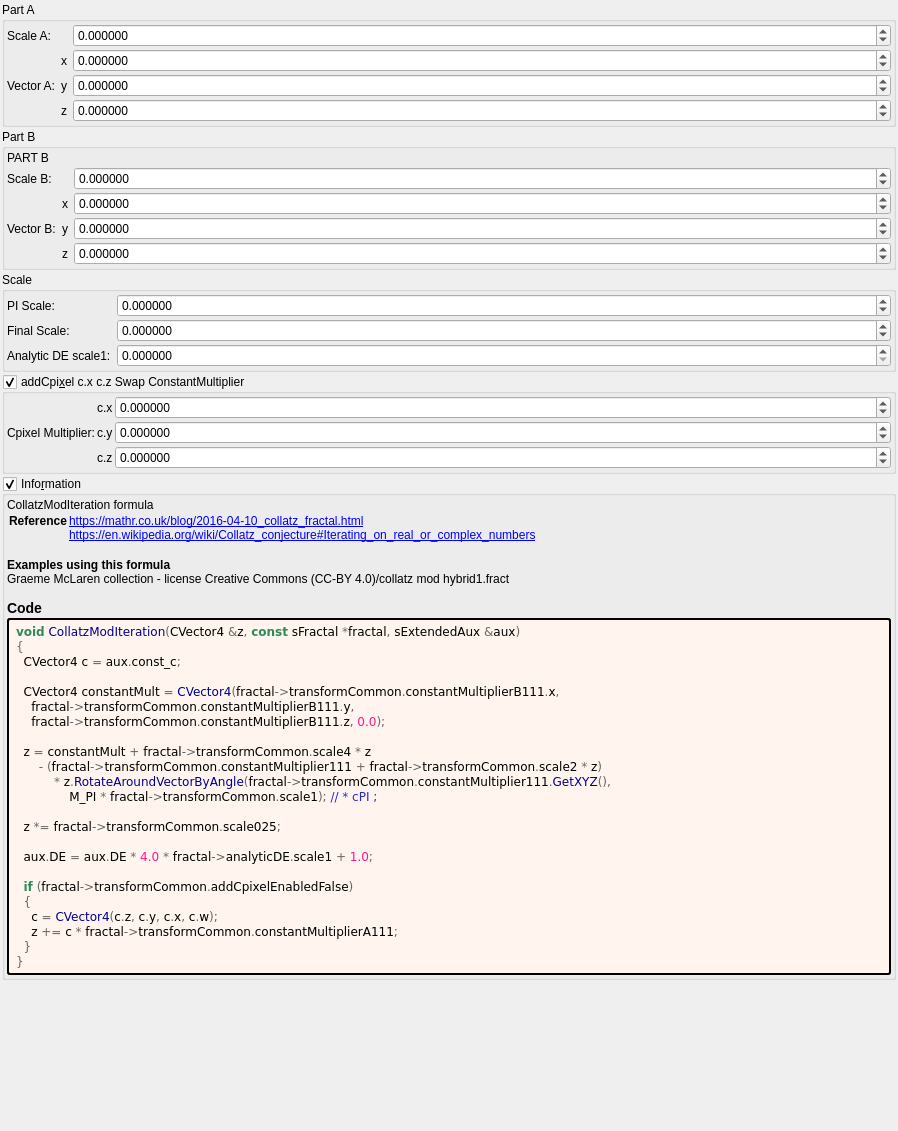
Before: the Qt Designer form mandelbulber2/formula/ui/collatz_mod.ui in buddhi1980/mandelbulber2, drawn with Qt 5.
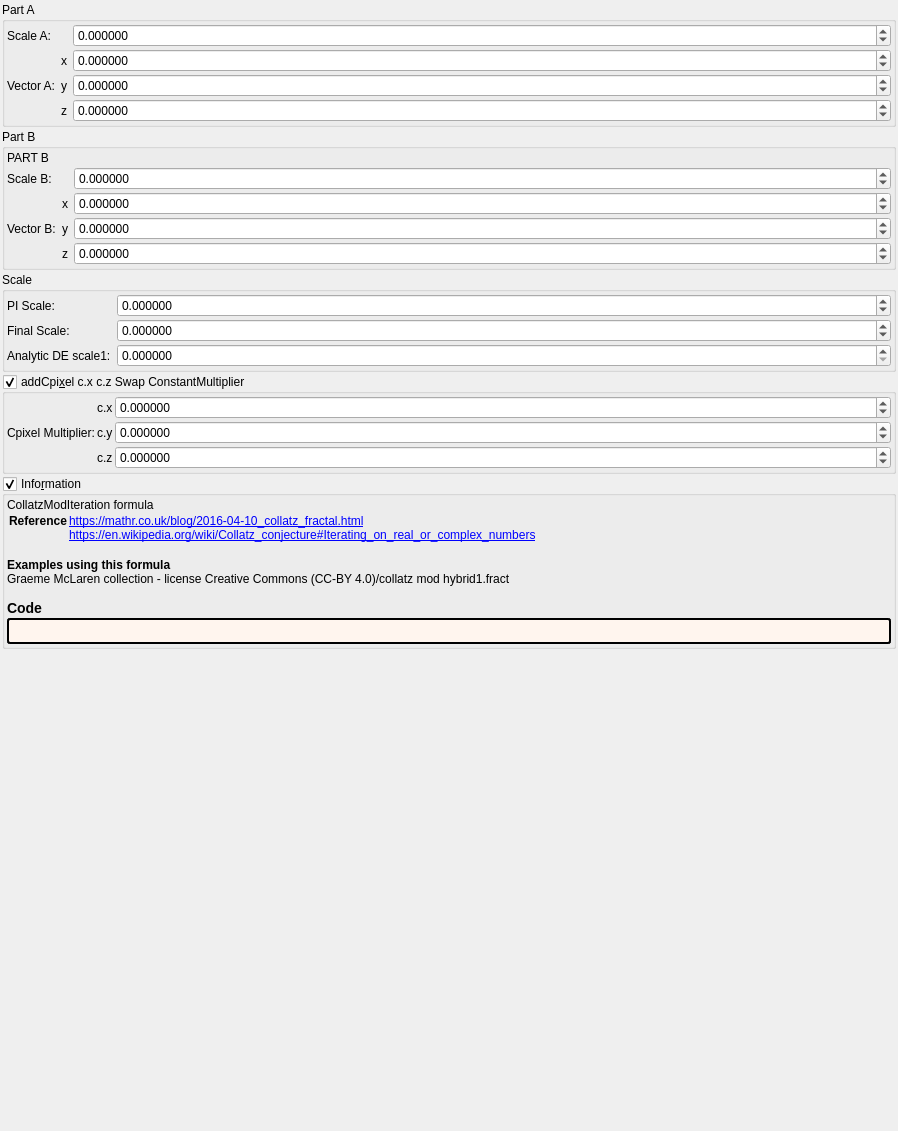
After: the same form once the commit is applied. Custom widgets are drawn as their Qt base class.

What changed in the file:
```diff
--- a/mandelbulber2/formula/ui/collatz_mod.ui
+++ b/mandelbulber2/formula/ui/collatz_mod.ui
@@ -692,32 +692,7 @@
          <string notr="true">border-style: outset; border-width: 2px; border-radius: 3px; border-color: black; background-color: #fff5ee; padding: 4px;</string>
         </property>
         <property name="text">
-         <string notr="true">&lt;body style=&quot;background-color:#fff5ee&quot;&gt;
-&lt;pre style=&quot;color:#000000; background-color:#fff5ee;  font-family:'Courier New',monospace;&quot;&gt;&lt;span style=&quot;color:#2e8b57; font-weight:bold&quot;&gt;void&lt;/span&gt; &lt;span style=&quot;color:#00008f&quot;&gt;CollatzModIteration&lt;/span&gt;&lt;span style=&quot;color:#676767&quot;&gt;(&lt;/span&gt;CVector4 &lt;span style=&quot;color:#676767&quot;&gt;&amp;amp;&lt;/span&gt;z&lt;span style=&quot;color:#676767&quot;&gt;,&lt;/span&gt; &lt;span style=&quot;color:#2e8b57; font-weight:bold&quot;&gt;const&lt;/span&gt; sFractal &lt;span style=&quot;color:#676767&quot;&gt;*&lt;/span&gt;fractal&lt;span style=&quot;color:#676767&quot;&gt;,&lt;/span&gt; sExtendedAux &lt;span style=&quot;color:#676767&quot;&gt;&amp;amp;&lt;/span&gt;aux&lt;span style=&quot;color:#676767&quot;&gt;)&lt;/span&gt;
-&lt;span style=&quot;color:#676767&quot;&gt;{&lt;/span&gt;
-  CVector4 c &lt;span style=&quot;color:#676767&quot;&gt;=&lt;/span&gt; aux&lt;span style=&quot;color:#676767&quot;&gt;.&lt;/span&gt;const_c&lt;span style=&quot;color:#676767&quot;&gt;;&lt;/span&gt;
-
-  CVector4 constantMult &lt;span style=&quot;color:#676767&quot;&gt;=&lt;/span&gt; &lt;span style=&quot;color:#00008f&quot;&gt;CVector4&lt;/span&gt;&lt;span style=&quot;color:#676767&quot;&gt;(&lt;/span&gt;fractal&lt;span style=&quot;color:#676767&quot;&gt;-&amp;gt;&lt;/span&gt;transformCommon&lt;span style=&quot;color:#676767&quot;&gt;.&lt;/span&gt;constantMultiplierB111&lt;span style=&quot;color:#676767&quot;&gt;.&lt;/span&gt;x&lt;span style=&quot;color:#676767&quot;&gt;,&lt;/span&gt;
-    fractal&lt;span style=&quot;color:#676767&quot;&gt;-&amp;gt;&lt;/span&gt;transformCommon&lt;span style=&quot;color:#676767&quot;&gt;.&lt;/span&gt;constantMultiplierB111&lt;span style=&quot;color:#676767&quot;&gt;.&lt;/span&gt;y&lt;span style=&quot;color:#676767&quot;&gt;,&lt;/span&gt;
-    fractal&lt;span style=&quot;color:#676767&quot;&gt;-&amp;gt;&lt;/span&gt;transformCommon&lt;span style=&quot;color:#676767&quot;&gt;.&lt;/span&gt;constantMultiplierB111&lt;span style=&quot;color:#676767&quot;&gt;.&lt;/span&gt;z&lt;span style=&quot;color:#676767&quot;&gt;,&lt;/span&gt; &lt;span style=&quot;color:#ff1493&quot;&gt;0.0&lt;/span&gt;&lt;span style=&quot;color:#676767&quot;&gt;);&lt;/span&gt;
-
-  z &lt;span style=&quot;color:#676767&quot;&gt;=&lt;/span&gt; constantMult &lt;span style=&quot;color:#676767&quot;&gt;+&lt;/span&gt; fractal&lt;span style=&quot;color:#676767&quot;&gt;-&amp;gt;&lt;/span&gt;transformCommon&lt;span style=&quot;color:#676767&quot;&gt;.&lt;/span&gt;scale4 &lt;span style=&quot;color:#676767&quot;&gt;*&lt;/span&gt; z
-      &lt;span style=&quot;color:#676767&quot;&gt;- (&lt;/span&gt;fractal&lt;span style=&quot;color:#676767&quot;&gt;-&amp;gt;&lt;/span&gt;transformCommon&lt;span style=&quot;color:#676767&quot;&gt;.&lt;/span&gt;constantMultiplier111 &lt;span style=&quot;color:#676767&quot;&gt;+&lt;/span&gt; fractal&lt;span style=&quot;color:#676767&quot;&gt;-&amp;gt;&lt;/span&gt;transformCommon&lt;span style=&quot;color:#676767&quot;&gt;.&lt;/span&gt;scale2 &lt;span style=&quot;color:#676767&quot;&gt;*&lt;/span&gt; z&lt;span style=&quot;color:#676767&quot;&gt;)&lt;/span&gt;
-          &lt;span style=&quot;color:#676767&quot;&gt;*&lt;/span&gt; z&lt;span style=&quot;color:#676767&quot;&gt;.&lt;/span&gt;&lt;span style=&quot;color:#00008f&quot;&gt;RotateAroundVectorByAngle&lt;/span&gt;&lt;span style=&quot;color:#676767&quot;&gt;(&lt;/span&gt;fractal&lt;span style=&quot;color:#676767&quot;&gt;-&amp;gt;&lt;/span&gt;transformCommon&lt;span style=&quot;color:#676767&quot;&gt;.&lt;/span&gt;constantMultiplier111&lt;span style=&quot;color:#676767&quot;&gt;.&lt;/span&gt;&lt;span style=&quot;color:#00008f&quot;&gt;GetXYZ&lt;/span&gt;&lt;span style=&quot;color:#676767&quot;&gt;(),&lt;/span&gt;
-              M_PI &lt;span style=&quot;color:#676767&quot;&gt;*&lt;/span&gt; fractal&lt;span style=&quot;color:#676767&quot;&gt;-&amp;gt;&lt;/span&gt;transformCommon&lt;span style=&quot;color:#676767&quot;&gt;.&lt;/span&gt;scale1&lt;span style=&quot;color:#676767&quot;&gt;);&lt;/span&gt; &lt;span style=&quot;color:#2929cc&quot;&gt;// * cPI ;&lt;/span&gt;
-
-  z &lt;span style=&quot;color:#676767&quot;&gt;*=&lt;/span&gt; fractal&lt;span style=&quot;color:#676767&quot;&gt;-&amp;gt;&lt;/span&gt;transformCommon&lt;span style=&quot;color:#676767&quot;&gt;.&lt;/span&gt;scale025&lt;span style=&quot;color:#676767&quot;&gt;;&lt;/span&gt;
-
-  aux&lt;span style=&quot;color:#676767&quot;&gt;.&lt;/span&gt;DE &lt;span style=&quot;color:#676767&quot;&gt;=&lt;/span&gt; aux&lt;span style=&quot;color:#676767&quot;&gt;.&lt;/span&gt;DE &lt;span style=&quot;color:#676767&quot;&gt;*&lt;/span&gt; &lt;span style=&quot;color:#ff1493&quot;&gt;4.0&lt;/span&gt; &lt;span style=&quot;color:#676767&quot;&gt;*&lt;/span&gt; fractal&lt;span style=&quot;color:#676767&quot;&gt;-&amp;gt;&lt;/span&gt;analyticDE&lt;span style=&quot;color:#676767&quot;&gt;.&lt;/span&gt;scale1 &lt;span style=&quot;color:#676767&quot;&gt;+&lt;/span&gt; &lt;span style=&quot;color:#ff1493&quot;&gt;1.0&lt;/span&gt;&lt;span style=&quot;color:#676767&quot;&gt;;&lt;/span&gt;
-
-  &lt;span style=&quot;color:#2e8b57; font-weight:bold&quot;&gt;if&lt;/span&gt; &lt;span style=&quot;color:#676767&quot;&gt;(&lt;/span&gt;fractal&lt;span style=&quot;color:#676767&quot;&gt;-&amp;gt;&lt;/span&gt;transformCommon&lt;span style=&quot;color:#676767&quot;&gt;.&lt;/span&gt;addCpixelEnabledFalse&lt;span style=&quot;color:#676767&quot;&gt;)&lt;/span&gt;
-  &lt;span style=&quot;color:#676767&quot;&gt;{&lt;/span&gt;
-    c &lt;span style=&quot;color:#676767&quot;&gt;=&lt;/span&gt; &lt;span style=&quot;color:#00008f&quot;&gt;CVector4&lt;/span&gt;&lt;span style=&quot;color:#676767&quot;&gt;(&lt;/span&gt;c&lt;span style=&quot;color:#676767&quot;&gt;.&lt;/span&gt;z&lt;span style=&quot;color:#676767&quot;&gt;,&lt;/span&gt; c&lt;span style=&quot;color:#676767&quot;&gt;.&lt;/span&gt;y&lt;span style=&quot;color:#676767&quot;&gt;,&lt;/span&gt; c&lt;span style=&quot;color:#676767&quot;&gt;.&lt;/span&gt;x&lt;span style=&quot;color:#676767&quot;&gt;,&lt;/span&gt; c&lt;span style=&quot;color:#676767&quot;&gt;.&lt;/span&gt;w&lt;span style=&quot;color:#676767&quot;&gt;);&lt;/span&gt;
-    z &lt;span style=&quot;color:#676767&quot;&gt;+=&lt;/span&gt; c &lt;span style=&quot;color:#676767&quot;&gt;*&lt;/span&gt; fractal&lt;span style=&quot;color:#676767&quot;&gt;-&amp;gt;&lt;/span&gt;transformCommon&lt;span style=&quot;color:#676767&quot;&gt;.&lt;/span&gt;constantMultiplierA111&lt;span style=&quot;color:#676767&quot;&gt;;&lt;/span&gt;
-  &lt;span style=&quot;color:#676767&quot;&gt;}&lt;/span&gt;
-&lt;span style=&quot;color:#676767&quot;&gt;}&lt;/span&gt;
-&lt;/pre&gt;
-&lt;/body&gt;</string>
+         <string notr="true"></string>
         </property>
         <property name="wordWrap">
          <bool>true</bool>
```
